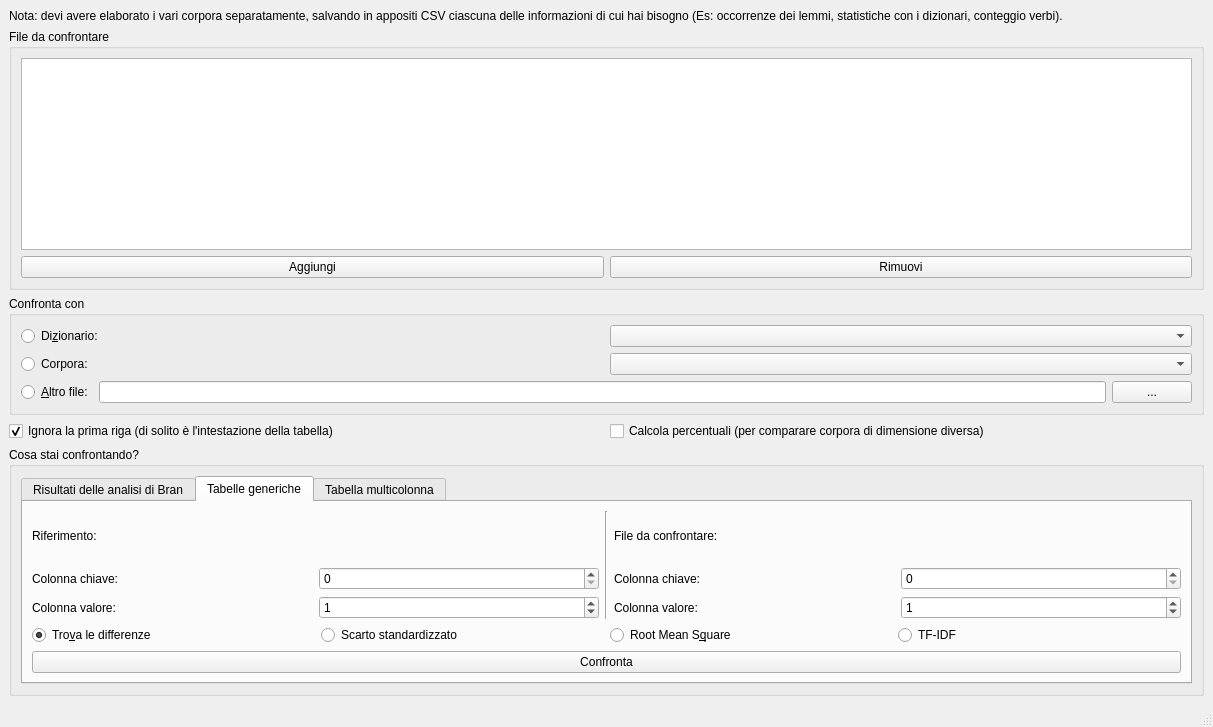
First picture: the form in forms/confronto.ui, repository zorbaproject/Bran, before the edit.
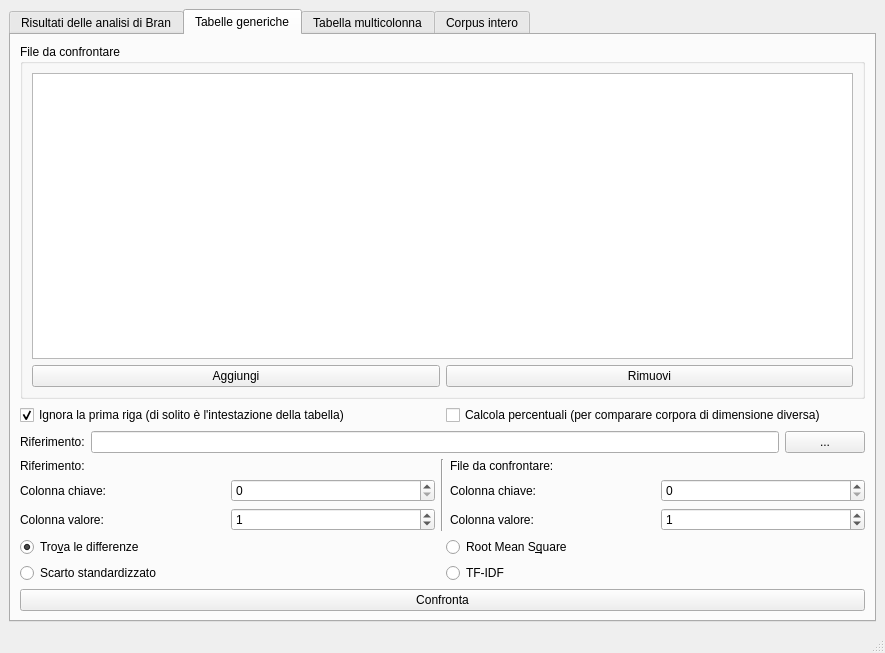
Second picture: the form after the edit. The open tabs and pages were chosen to show the change.

Commit message: Finestra di confronto riorganizzata

```diff
--- a/forms/confronto.ui
+++ b/forms/confronto.ui
@@ -6,8 +6,8 @@
    <rect>
     <x>0</x>
     <y>0</y>
-    <width>1213</width>
-    <height>727</height>
+    <width>885</width>
+    <height>653</height>
    </rect>
   </property>
   <property name="windowTitle">
@@ -16,9 +16,23 @@
   <widget class="QWidget" name="centralwidget">
    <layout class="QVBoxLayout" name="verticalLayout">
     <item>
+     <widget class="QTabWidget" name="tabWidget">
+      <property name="currentIndex">
+       <number>3</number>
+      </property>
+      <widget class="QWidget" name="tab_3">
+       <attribute name="title">
+        <string>Risultati delle analisi di Bran</string>
+       </attribute>
+       <layout class="QVBoxLayout" name="verticalLayout_3">
+        <item>
      <widget class="QLabel" name="label">
+          <property name="styleSheet">
+           <string notr="true">color: rgb(255, 0, 0);</string>
+          </property>
       <property name="text">
-       <string>Nota: devi avere elaborato i vari corpora separatamente, salvando in appositi CSV ciascuna delle informazioni di cui hai bisogno (Es: occorrenze dei lemmi, statistiche con i dizionari, conteggio verbi).</string>
+           <string>Nota: devi avere elaborato i vari corpora separatamente, salvando in appositi CSV ciascuna delle informazioni di cui hai bisogno 
+(Es: occorrenze dei lemmi, statistiche con i dizionari, conteggio verbi).</string>
       </property>
      </widget>
     </item>
@@ -52,6 +66,27 @@
       </layout>
      </widget>
     </item>
+        <item>
+         <layout class="QHBoxLayout" name="horizontalLayout_6">
+          <item>
+           <widget class="QCheckBox" name="ignorefirstrow">
+            <property name="text">
+             <string>Ignora la prima riga (di solito è l'intestazione della tabella)</string>
+            </property>
+            <property name="checked">
+             <bool>true</bool>
+            </property>
+           </widget>
+          </item>
+          <item>
+           <widget class="QCheckBox" name="dopercent">
+            <property name="text">
+             <string>Calcola percentuali (per comparare corpora di dimensione diversa)</string>
+            </property>
+           </widget>
+          </item>
+         </layout>
+        </item>
     <item>
      <widget class="QGroupBox" name="groupBox_4">
       <property name="title">
@@ -107,63 +142,6 @@
      </widget>
     </item>
     <item>
-     <layout class="QHBoxLayout" name="horizontalLayout_6">
-      <item>
-       <widget class="QCheckBox" name="ignorefirstrow">
-        <property name="text">
-         <string>Ignora la prima riga (di solito è l'intestazione della tabella)</string>
-        </property>
-        <property name="checked">
-         <bool>true</bool>
-        </property>
-       </widget>
-      </item>
-      <item>
-       <widget class="QCheckBox" name="dopercent">
-        <property name="text">
-         <string>Calcola percentuali (per comparare corpora di dimensione diversa)</string>
-        </property>
-       </widget>
-      </item>
-     </layout>
-    </item>
-    <item>
-     <widget class="QGroupBox" name="groupBox_2">
-      <property name="title">
-       <string>Cosa stai confrontando?</string>
-      </property>
-      <layout class="QGridLayout" name="gridLayout">
-       <item row="1" column="0">
-        <widget class="QTabWidget" name="tabWidget">
-         <property name="currentIndex">
-          <number>0</number>
-         </property>
-         <widget class="QWidget" name="tab_3">
-          <attribute name="title">
-           <string>Risultati delle analisi di Bran</string>
-          </attribute>
-          <layout class="QVBoxLayout" name="verticalLayout_3">
-           <item>
-            <layout class="QHBoxLayout" name="horizontalLayout_5">
-             <item>
-              <widget class="QLabel" name="label_8">
-               <property name="maximumSize">
-                <size>
-                 <width>90</width>
-                 <height>16777215</height>
-                </size>
-               </property>
-               <property name="text">
-                <string>Tipo di analisi</string>
-               </property>
-              </widget>
-             </item>
-             <item>
-              <widget class="QComboBox" name="datatype"/>
-             </item>
-            </layout>
-           </item>
-           <item>
             <layout class="QGridLayout" name="gridLayout_6">
              <item row="0" column="1">
               <widget class="QRadioButton" name="occ_rms">
@@ -212,6 +190,78 @@
            <string>Tabelle generiche</string>
           </attribute>
           <layout class="QVBoxLayout" name="verticalLayout_8">
+        <item>
+         <widget class="QGroupBox" name="groupBox_2">
+          <property name="title">
+           <string>File da confrontare</string>
+          </property>
+          <layout class="QVBoxLayout" name="verticalLayout_9">
+           <item>
+            <widget class="QListWidget" name="gen_corpora"/>
+           </item>
+           <item>
+            <layout class="QHBoxLayout" name="horizontalLayout_9">
+             <item>
+              <widget class="QPushButton" name="gen_addfile">
+               <property name="text">
+                <string>Aggiungi</string>
+               </property>
+              </widget>
+             </item>
+             <item>
+              <widget class="QPushButton" name="gen_rmfile">
+               <property name="text">
+                <string>Rimuovi</string>
+               </property>
+              </widget>
+             </item>
+            </layout>
+           </item>
+          </layout>
+         </widget>
+        </item>
+        <item>
+         <layout class="QHBoxLayout" name="horizontalLayout_11">
+          <item>
+           <widget class="QCheckBox" name="ignorefirstrow_gen">
+            <property name="text">
+             <string>Ignora la prima riga (di solito è l'intestazione della tabella)</string>
+            </property>
+            <property name="checked">
+             <bool>true</bool>
+            </property>
+           </widget>
+          </item>
+          <item>
+           <widget class="QCheckBox" name="dopercent_gen">
+            <property name="text">
+             <string>Calcola percentuali (per comparare corpora di dimensione diversa)</string>
+            </property>
+           </widget>
+          </item>
+         </layout>
+        </item>
+        <item>
+         <layout class="QHBoxLayout" name="horizontalLayout_8">
+          <item>
+           <widget class="QLabel" name="label_12">
+            <property name="text">
+             <string>Riferimento:</string>
+            </property>
+           </widget>
+          </item>
+          <item>
+           <widget class="QLineEdit" name="gen_riferimento"/>
+          </item>
+          <item>
+           <widget class="QPushButton" name="gen_riferimento_sel">
+            <property name="text">
+             <string>...</string>
+            </property>
+           </widget>
+          </item>
+         </layout>
+        </item>
            <item>
             <layout class="QHBoxLayout" name="horizontalLayout_3">
              <item>
@@ -302,8 +352,15 @@
             </layout>
            </item>
            <item>
-            <layout class="QHBoxLayout" name="horizontalLayout_4">
-             <item>
+         <layout class="QGridLayout" name="gridLayout_9">
+          <item row="0" column="2">
+           <widget class="QRadioButton" name="gen_rms">
+            <property name="text">
+             <string>Root Mean S&amp;quare</string>
+            </property>
+           </widget>
+          </item>
+          <item row="0" column="0">
               <widget class="QRadioButton" name="gen_diff">
                <property name="text">
                 <string>Tro&amp;va le differenze</string>
@@ -313,21 +370,14 @@
                </property>
               </widget>
              </item>
-             <item>
+          <item row="1" column="0">
               <widget class="QRadioButton" name="gen_ds">
                <property name="text">
                 <string>Scarto standardizzato</string>
                </property>
               </widget>
              </item>
-             <item>
-              <widget class="QRadioButton" name="gen_rms">
-               <property name="text">
-                <string>Root Mean S&amp;quare</string>
-               </property>
-              </widget>
-             </item>
-             <item>
+          <item row="1" column="2">
               <widget class="QRadioButton" name="gen_tfidf">
                <property name="text">
                 <string>TF-IDF</string>
@@ -454,9 +504,76 @@
            </item>
           </layout>
          </widget>
-        </widget>
-       </item>
-      </layout>
+      <widget class="QWidget" name="tab_2">
+       <attribute name="title">
+        <string>Corpus intero</string>
+       </attribute>
+       <layout class="QVBoxLayout" name="verticalLayout_10">
+        <item>
+         <widget class="QLabel" name="label_16">
+          <property name="styleSheet">
+           <string notr="true">color: rgb(255, 0, 0);</string>
+          </property>
+          <property name="text">
+           <string>Nota: Il corpus 1 viene confrontato con il corpus 2, per trovare gli elementi cancellati, aggiunti, o modificati rispetto all'originale (corpus 1). 
+È possibile fondere assieme solo corpora della stessa dimensione.</string>
+          </property>
+         </widget>
+        </item>
+        <item>
+         <layout class="QGridLayout" name="gridLayout">
+          <item row="1" column="2">
+           <widget class="QPushButton" name="corpus2_sel">
+            <property name="text">
+             <string>...</string>
+            </property>
+           </widget>
+          </item>
+          <item row="0" column="2">
+           <widget class="QPushButton" name="corpus1_sel">
+            <property name="text">
+             <string>...</string>
+            </property>
+           </widget>
+          </item>
+          <item row="0" column="1">
+           <widget class="QLineEdit" name="corpus1"/>
+          </item>
+          <item row="1" column="1">
+           <widget class="QLineEdit" name="corpus2"/>
+          </item>
+          <item row="0" column="0">
+           <widget class="QLabel" name="label_14">
+            <property name="text">
+             <string>Corpus 1</string>
+            </property>
+           </widget>
+          </item>
+          <item row="1" column="0">
+           <widget class="QLabel" name="label_15">
+            <property name="text">
+             <string>Corpus 2</string>
+            </property>
+           </widget>
+          </item>
+         </layout>
+        </item>
+        <item>
+         <widget class="QPushButton" name="do_corpus_diff">
+          <property name="text">
+           <string>Confronta</string>
+          </property>
+         </widget>
+        </item>
+        <item>
+         <widget class="QPushButton" name="do_corpus_merge">
+          <property name="text">
+           <string>Merge</string>
+          </property>
+         </widget>
+        </item>
+       </layout>
+      </widget>
      </widget>
     </item>
    </layout>
```
Left out of the diff: 95 changed lines with no effect on the pictures. Lines whose indentation alone changed are shown as unchanged. The commit also changes 1 other file.
